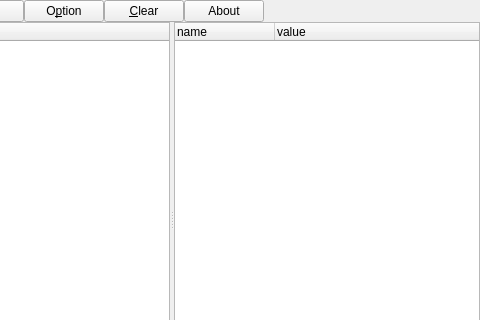
Above: src/widget.ui from wifihack/cs before the change; both pictures show x 136 to 616 and y 0 to 320 of the 616 by 416 pixel window. Below: the same form after it.
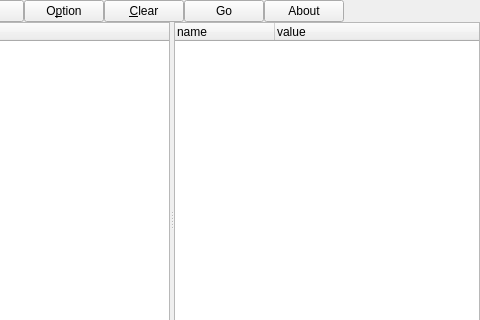
That is the form after the change.

Commit message: Add go button

```diff
--- a/src/widget.ui
+++ b/src/widget.ui
@@ -62,6 +62,13 @@
        </property>
       </widget>
      </item>
+     <item>
+      <widget class="QPushButton" name="pbGo">
+       <property name="text">
+        <string>Go</string>
+       </property>
+      </widget>
+     </item>
      <item>
       <widget class="QPushButton" name="pbAbout">
        <property name="text">
```
Left out of the diff: 1 changed line with no effect on the pictures. The commit also changes 2 other files.
